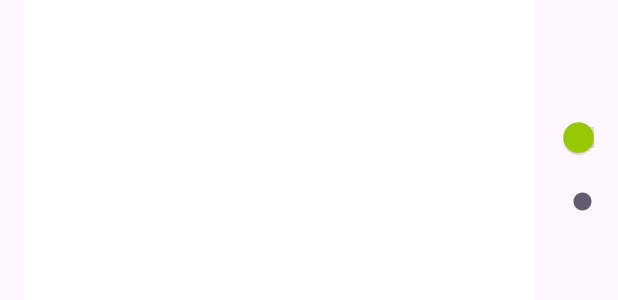
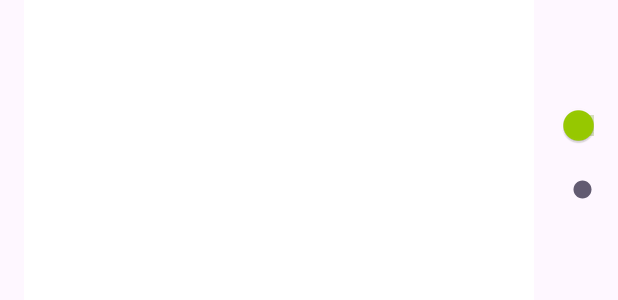
Before and after one commit to HunterTran10/ColorMakerAndroidApp, an Android app: the layout activity_main.xml on its own in the app's theme, with its tools: preview values and no code run, on a phone screen of 412 x 824 dp. Shown: the part 353-653 px from the top of the screen. Run offline under Robolectric (Android 15) with nearby library versions, the phone set to English and light mode, and no system bars.

Commit message:
Updated some files

```diff
--- a/app/src/main/res/values-normal/dimen.xml
+++ b/app/src/main/res/values-normal/dimen.xml
@@ -5,6 +5,6 @@
     <dimen name="text_font_size">24sp</dimen>
     <dimen name="edit_text_width">60dp</dimen>
     <dimen name="color_box_height">250dp</dimen>
-    <dimen name="guideline_position_top">0.35</dimen>
+    <dimen name="guideline_position_top">0.34</dimen>
     <dimen name="guideline_position_bottom">0.62</dimen>
 </resources>
--- a/app/src/main/res/values/dimen.xml
+++ b/app/src/main/res/values/dimen.xml
@@ -5,6 +5,6 @@
     <dimen name="text_font_size">24sp</dimen>
     <dimen name="edit_text_width">60dp</dimen>
     <dimen name="color_box_height">250dp</dimen>
-    <dimen name="guideline_position_top">0.35</dimen>
+    <dimen name="guideline_position_top">0.34</dimen>
     <dimen name="guideline_position_bottom">0.62</dimen>
 </resources>
```
